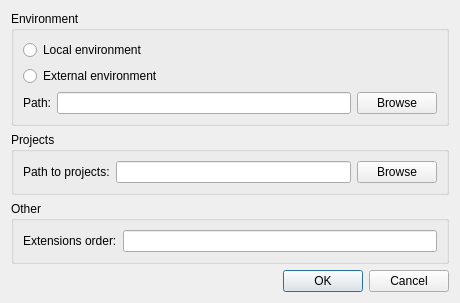
This is dialogs/configdialog.ui in Kicer86/builder as Qt 5 draws it before an edit. The edited form follows.
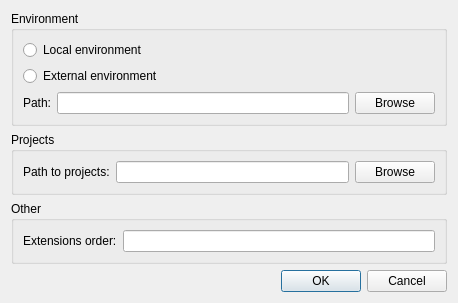
This is the edited form.

Commit message: Missing dialogs' titles added

What changed in the file:
```diff
--- a/dialogs/configdialog.ui
+++ b/dialogs/configdialog.ui
@@ -6,8 +6,8 @@
    <rect>
     <x>0</x>
     <y>0</y>
-    <width>460</width>
-    <height>265</height>
+    <width>458</width>
+    <height>263</height>
    </rect>
   </property>
   <property name="windowTitle">
```
Left out of the diff: 2 changed lines with no effect on the pictures. The commit also changes 4 other files.
